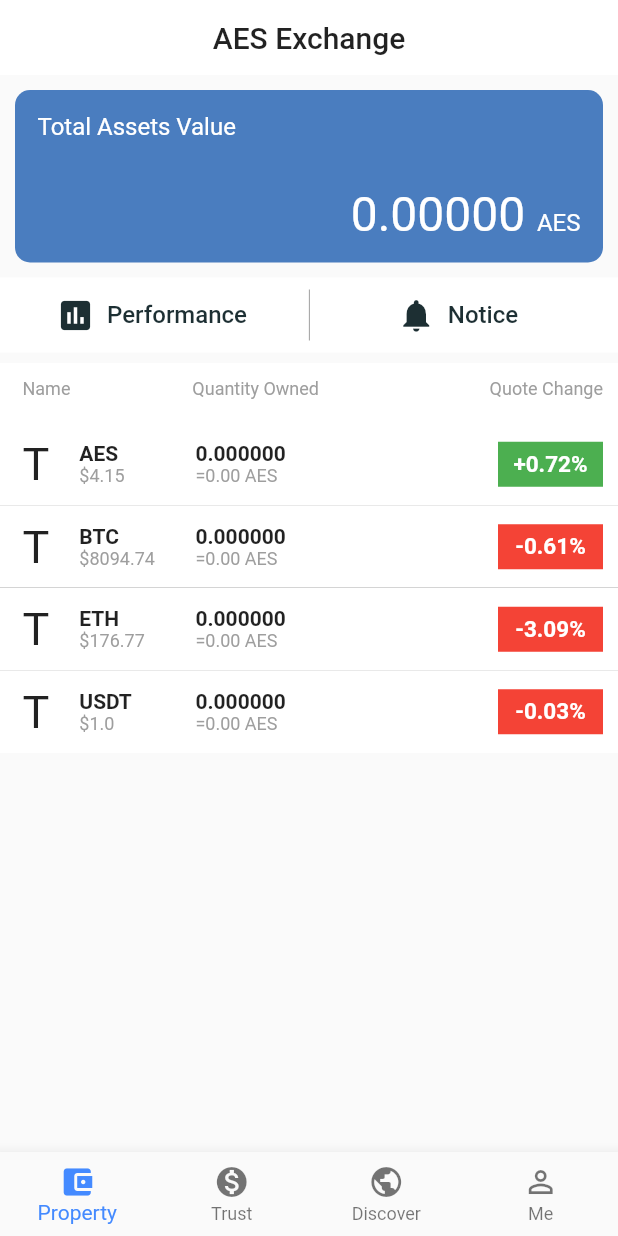
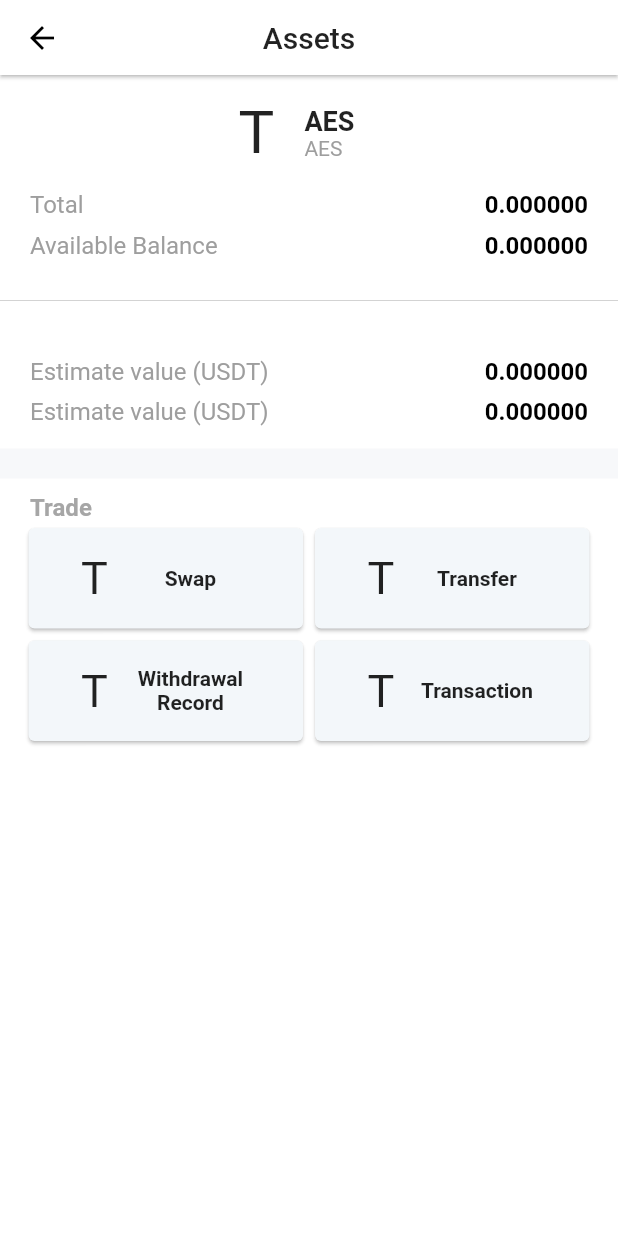
Before and after one commit to YNVoon/aes-exchange, a Flutter app: the screen it shows after launch, after a tap on an icon or button, on a phone screen of 412 x 824 dp. Run offline on Flutter 3.47's test engine with Material 2 defaults, Android fonts, the phone set to English and light mode, and no system bars; drawn by our look-alikes of pull_to_refresh.

Commit message:
assets page partial ui finished

```diff
--- /dev/null
+++ b/lib/assets_widget.dart
@@ -0,0 +1,259 @@
+import 'package:aes_exchange/model/currency.dart';
+import 'package:flutter/material.dart';
+
+class AssetsPage extends StatefulWidget {
+  final Currency currency;
+  AssetsPage({Key key, @required this.currency}) : super(key: key);
+
+  _AssetsPageState createState() => _AssetsPageState();
+
+
+}
+
+class _AssetsPageState extends State<AssetsPage> {
+
+  List<String> _buttonList = ["Hello World", "Testing", "Swap", "Transaction"];
+
+  Widget _buildGridButtons (String title) {
+    return Container(
+      height: 75.0,
+      child: Card(
+        color: Color(0xFFf3f7fa),
+        child: Container(
+          child: Row(
+            mainAxisAlignment: MainAxisAlignment.center,
+            crossAxisAlignment: CrossAxisAlignment.center,
+            children: <Widget>[
+              Text("T", style: TextStyle(fontSize: 30.0)),
+              Container(
+                width: 80.0,
+                margin: EdgeInsets.only(left: 15.0),
+                child: Text(
+                  title,
+                  style: TextStyle(fontSize: 14.0, fontWeight: FontWeight.bold),
+                  textAlign: TextAlign.center,
+                ),
+              )
+            ],
+          ),
+        ),
+      ),
+    );
+  }
+
+  @override
+  Widget build(BuildContext context) {
+    return Container(
+       child: Scaffold(
+         backgroundColor: Color(0xFFFAFAFA),
+         appBar: PreferredSize(
+           preferredSize: Size.fromHeight(50.0),
+           child: AppBar(
+             centerTitle: true,
+             elevation: 1.0,
+             title: Text(
+               "Assets",
+               style: Theme.of(context).textTheme.title
+             ),
+           ),
+         ),
+         body: Container(
+           color: Colors.white,
+           child: Column(
+             children: <Widget>[
+               Container(
+                 margin: EdgeInsets.only(top: 15.0),
+                 child: Column(
+                  children: <Widget>[
+                    Row(
+                      mainAxisAlignment: MainAxisAlignment.center,
+                      crossAxisAlignment: CrossAxisAlignment.center,
+                      children: <Widget>[
+                          // Currency Logo Image
+                          Text("T", style: TextStyle(fontSize: 40.0)),
+                          Container(
+                            width:50,
+                            margin: EdgeInsets.only(left: 20.0),
+                            child: Column(
+                              children: <Widget>[
+                                //Currency Name
+                                Container(
+                                  width: MediaQuery.of(context).size.width,
+                                  child: Text(widget.currency.currencyName, textAlign: TextAlign.start, style: TextStyle(fontWeight: FontWeight.bold, fontSize: 18.0),),
+                                ),
+                                // Currency current value
+                                Container(
+                                  width: MediaQuery.of(context).size.width,
+                                  child: Text(widget.currency.currencyName, style: TextStyle(fontSize: 14.0, color: Colors.grey,), textAlign: TextAlign.start)
+                                )
+                              ],
+                          ),
+                        )
+                      ],
+                    ),
+                    Container(
+                      margin: EdgeInsets.only(left: 20.0, right: 20.0, top: 15.0, bottom: 20.0),
+                      child: Column(
+                        children: <Widget>[
+                          Row(
+                            children: <Widget>[
+                              Container(
+                                width: MediaQuery.of(context).size.width / 2,
+                                child: Text(
+                                  "Total",
+                                  style: TextStyle(fontSize: 16.0, color: Colors.grey),
+                                  textAlign: TextAlign.start,
+                                ),
+                              ),
+                              Spacer(),
+                              Text(
+                                "0.000000",
+                                style: TextStyle(fontSize: 16.0, color: Colors.black, fontWeight: FontWeight.bold),
+                                textAlign: TextAlign.start,
+                              ),
+                            ],
+                          ),
+                          Container(
+                            margin: EdgeInsets.only(top: 8.0),
+                            child: Row(
+                              children: <Widget>[
+                                Container(
+                                  width: MediaQuery.of(context).size.width / 2,
+                                  child: Text(
+                                    "Available Balance",
+                                    style: TextStyle(fontSize: 16.0, color: Colors.grey),
+                                    textAlign: TextAlign.start,
+                                  ),
+                                ),
+                                Spacer(),
+                                Text(
+                                  "0.000000",
+                                  style: TextStyle(fontSize: 16.0, color: Colors.black, fontWeight: FontWeight.bold),
+                                  textAlign: TextAlign.start,
+                                ),
+                              ],
+                            ),
+                          )
+                        ],
+                      ),
+                    ),
+                    Divider(
+                      thickness: 0.3,
+                      color: Colors.grey,
+                      height: 15.0,
+                    ),
+                    Container(
+                      margin: EdgeInsets.only(left: 20.0, right: 20.0, top: 30.0, bottom: 15.0),
+                      child: Column(
+                        children: <Widget>[
+                          Row(
+                            children: <Widget>[
+                              Container(
+                                width: MediaQuery.of(context).size.width / 2,
+                                child: Text(
+                                  "Estimate value (USDT)",
+                                  style: TextStyle(fontSize: 16.0, color: Colors.grey),
+                                  textAlign: TextAlign.start,
+                                ),
+                              ),
+                              Spacer(),
+                              Text(
+                                "0.000000",
+                                style: TextStyle(fontSize: 16.0, color: Colors.black, fontWeight: FontWeight.bold),
+                                textAlign: TextAlign.start,
+                              ),
+                            ],
+                          ),
+                          Container(
+                            margin: EdgeInsets.only(top: 8.0),
+                            child: Row(
+                              children: <Widget>[
+                                Container(
+                                  width: MediaQuery.of(context).size.width / 2,
+                                  child: Text(
+                                    "Estimate value (USDT)",
+                                    style: TextStyle(fontSize: 16.0, color: Colors.grey),
+                                    textAlign: TextAlign.start,
+                                  ),
+                                ),
+                                Spacer(),
+                                Text(
+                                  "0.000000",
+                                  style: TextStyle(fontSize: 16.0, color: Colors.black, fontWeight: FontWeight.bold),
+                                  textAlign: TextAlign.start,
+                                ),
+                              ],
+                            ),
+                          )
+                        ],
+                      ),
+                    ),
+                    Container(
+                      padding: EdgeInsets.all(10.0),
+                      color: Color(0xFFf7f8fa),
+                    ),
+                    Container(
+                      margin: EdgeInsets.only(left: 20.0, right: 20.0, top: 10.0),
+                      child: Column(
+                        children: <Widget>[
+                          Container(
+                            width: MediaQuery.of(context).size.width,
+                            child: Text(
+                              "Trade",
+                              style: TextStyle(fontSize: 16.0, color: Color(0xFFa6a6a6), fontWeight: FontWeight.bold),
+                              textAlign: TextAlign.start,
+                            ),
+                          )
+                        ],
+                      ),
+                    ),
+                    Container(
+                      margin: EdgeInsets.only(left: 15.0, right: 15.0),
+                      child: Row(
+                        children: <Widget>[
+                          Flexible(
+                            flex: 1,
+                            child: _buildGridButtons("Swap"),
+                          ),
+                          Flexible(
+                            flex: 1,
+                            child: _buildGridButtons("Transfer"),
+                          ),
+                        ],
+                      ),
+                    ),
+                    Container(
+                      margin: EdgeInsets.only(left: 15.0, right: 15.0),
+                      child: Row(
+                        children: <Widget>[
+                          Flexible(
+                            flex: 1,
+                            child: _buildGridButtons("Withdrawal Record"),
+                          ),
+                          Flexible(
+                            flex: 1,
+                            child: _buildGridButtons("Transaction"),
+                          ),
+                        ],
+                      ),
+                    ),
+
+                  ],
+                ),
+
+               ),
+              //  Container(
+              //   color: Colors.black,
+              //   child: Align(
+              //     alignment: Alignment.bottomCenter,
+              //     child: Text("Hello"),
+              //   ),
+              // )
+
+             ],
+           )
+         ),
+       )
+    );
+  }
+}
--- a/lib/performance_widget.dart
+++ b/lib/performance_widget.dart
@@ -290,7 +290,6 @@ class _PerformancePageState extends State<PerformancePage> {
                                         ],
                                       ),
                                     ),
-
                                   ],
                                 ),
                               ),
--- a/lib/property_widget.dart
+++ b/lib/property_widget.dart
@@ -4,6 +4,7 @@ import 'package:pull_to_refresh/pull_to_refresh.dart';
 import 'model/currency.dart';
 
 import 'performance_widget.dart';
+import 'assets_widget.dart';
 
 class PropertyWidget extends StatefulWidget {
   @override
@@ -31,7 +32,10 @@ class _MyPropertyWidgetState extends State<PropertyWidget> {
             color: Colors.transparent,
             child: InkWell(
               onTap: () {
-                print("Tapped");
+                Navigator.push(
+                  context,
+                  MaterialPageRoute(builder: (context) => AssetsPage(currency: currency,)),
+                );
               },
               child: Container(
                 padding: EdgeInsets.only(left: 15.0, right: 10.0, top: 10.0, bottom: 10.0),
@@ -180,24 +184,14 @@ class _MyPropertyWidgetState extends State<PropertyWidget> {
                     width: MediaQuery.of(context).size.width / 2.0,
                     child: FlatButton.icon(
                       onPressed: () {
-                        // SystemChrome.setSystemUIOverlayStyle(SystemUiOverlayStyle.dark.copyWith(
-                        //   statusBarIconBrightness: Brightness.light
-                        // ));
                         SystemChrome.setSystemUIOverlayStyle(
                           SystemUiOverlayStyle(
                             statusBarColor: Color(0x33000116)
                           )
                         );
-                        // SystemChrome.setSystemUIOverlayStyle(
-                        //   SystemUiOverlayStyle(
-                        //     statusBarColor: Colors.white,
-                        //     statusBarIconBrightness: Brightness.light,
-                        //     systemNavigationBarIconBrightness: Brightness.light,
-                        //   )
-                        // );
                         Navigator.push(
                           context,
-                          MaterialPageRoute(builder: (context) => PerformancePage())
+                          MaterialPageRoute(builder: (context) => PerformancePage()),
                         );
 
 
```
